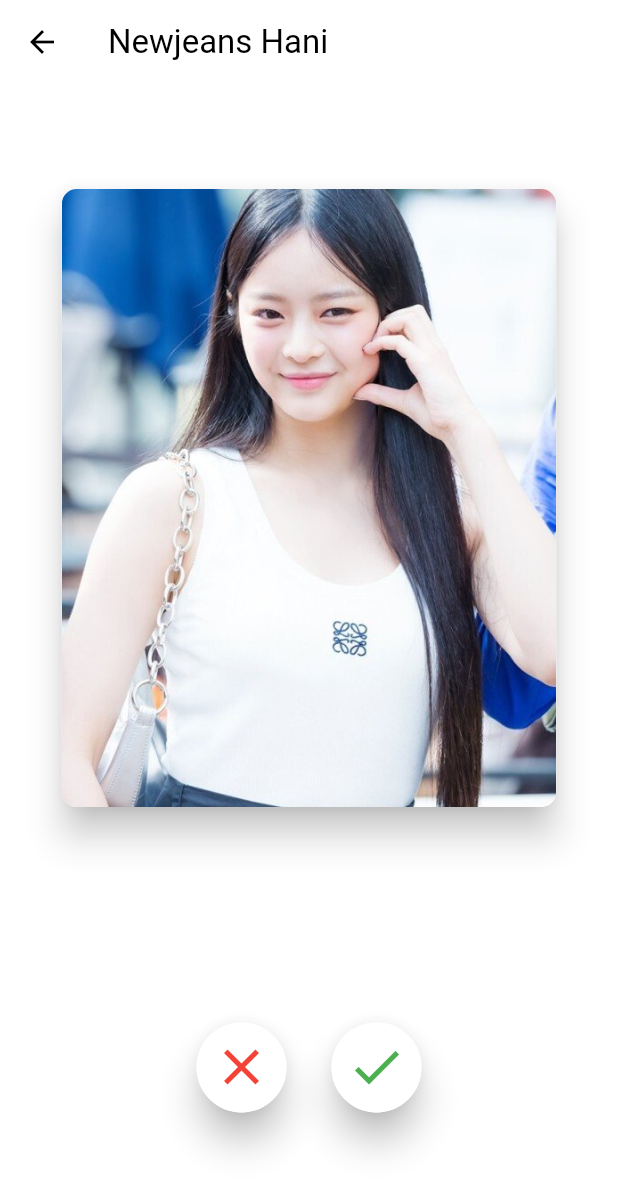
After one commit to generalChang/flutter_animation_code_challenge_03, a Flutter app: the screen it shows after launch, after a tap on "tinder clone", on a phone screen of 412 x 824 dp. The commit adds this screen. Shown: the top 1191 px of the screen. Run offline on Flutter 3.47's test engine with Material 3 defaults, Android fonts, the phone set to English and light mode, and no system bars.

Commit message:
:tada: complete third code challenge

```diff
--- a/lib/screens/menu_screen.dart
+++ b/lib/screens/menu_screen.dart
@@ -3,6 +3,8 @@ import 'package:flutter/material.dart';
 import 'package:flutter_animations_masterclass/screens/apple_watch_screen.dart';
 import 'package:flutter_animations_masterclass/screens/explicit_animation_screen.dart';
 import 'package:flutter_animations_masterclass/screens/implicit_animation_screen.dart';
+import 'package:flutter_animations_masterclass/screens/music_player_screen.dart';
+import 'package:flutter_animations_masterclass/screens/tinder_clone_screen.dart';
 import 'package:flutter_animations_masterclass/screens/swiping_card_screen.dart';
 
 class MenuScreen extends StatelessWidget {
@@ -23,12 +25,14 @@ class MenuScreen extends StatelessWidget {
           children: [
             ElevatedButton(
                 onPressed: () {
-                  _goToScreen(context: context, screen: ImplicitAnimationScreen());
+                  _goToScreen(
+                      context: context, screen: ImplicitAnimationScreen());
                 },
                 child: Text('Implicit animations')),
             ElevatedButton(
                 onPressed: () {
-                  _goToScreen(context: context, screen: ExplicitAnimationScreen());
+                  _goToScreen(
+                      context: context, screen: ExplicitAnimationScreen());
                 },
                 child: Text('explicit animations')),
             ElevatedButton(
@@ -41,6 +45,16 @@ class MenuScreen extends StatelessWidget {
                   _goToScreen(context: context, screen: SwipingCardScreen());
                 },
                 child: Text('swiping card')),
+            ElevatedButton(
+                onPressed: () {
+                  _goToScreen(context: context, screen: TinderCloneScreen());
+                },
+                child: Text('tinder clone')),
+            ElevatedButton(
+                onPressed: () {
+                  _goToScreen(context: context, screen: MusicPlayerScreen());
+                },
+                child: Text('music player')),
           ],
         ),
       ),
--- /dev/null
+++ b/lib/screens/tinder_clone_screen.dart
@@ -0,0 +1,247 @@
+import 'dart:math';
+
+import 'package:flutter/material.dart';
+
+// 복습용으로 만들었습니다.
+class TinderCloneScreen extends StatefulWidget {
+  const TinderCloneScreen({super.key});
+
+  @override
+  State<TinderCloneScreen> createState() => _TinderCloneScreenState();
+}
+
+class _TinderCloneScreenState extends State<TinderCloneScreen>
+    with SingleTickerProviderStateMixin {
+  late final size = MediaQuery.of(context).size;
+
+  late final AnimationController _animationController = AnimationController(
+      vsync: this,
+      lowerBound: -(size.width + 100),
+      upperBound: size.width + 100,
+      duration: const Duration(milliseconds: 1000),
+      value: 0.0);
+
+  late final Tween<double> _cardRotation = Tween(
+    begin: -15.0,
+    end: 15.0,
+  );
+
+  late final Tween<double> _cardScale = Tween(begin: 0.8, end: 1.0);
+
+  late final Tween<double> _closeButtonScale = Tween(begin: 1.0, end: 1.3);
+  late final Tween<double> _checkButtonScale = Tween(begin: 1.0, end: 1.3);
+  late final Tween<double> _closeButtonOpacity = Tween(begin: 0.0, end: 1.0);
+  late final Tween<double> _checkButtonOpacity = Tween(begin: 0.0, end: 1.0);
+
+  void _onHorizontalDragUpdate(DragUpdateDetails details) {
+    final positionX = details.delta.dx;
+    _animationController.value += positionX;
+  }
+
+  void _onHorizontalDragEnd(DragEndDetails details) {
+    final dropzone = size.width - 170;
+    final factor = _animationController.value.isNegative ? -1 : 1;
+
+    if (_animationController.value.abs() > dropzone) {
+      _animationController
+          .animateTo((size.width + 100) * factor, curve: Curves.bounceOut)
+          .whenComplete(_whenCardGoOutComplete);
+    } else {
+      _animationController.animateTo(0, curve: Curves.bounceOut);
+    }
+  }
+
+  void _whenCardGoOutComplete() {
+    setState(() {
+      _animationController.value = 0;
+      _haniImageIndex =
+          _haniImageIndex == _haniImageLength ? 1 : _haniImageIndex + 1;
+    });
+  }
+
+  void _onClosebuttonTap() {
+    _animationController
+        .animateTo((size.width + 100) * -1, curve: Curves.easeOut)
+        .whenComplete(_whenCardGoOutComplete);
+  }
+
+  void _onCheckbuttonTap() {
+    _animationController
+        .animateTo(size.width + 100, curve: Curves.easeOut)
+        .whenComplete(_whenCardGoOutComplete);
+  }
+
+  final int _haniImageLength = 7;
+  int _haniImageIndex = 1;
+
+  @override
+  Widget build(BuildContext context) {
+    final size = MediaQuery.of(context).size;
+    return Scaffold(
+      appBar: AppBar(
+        title: const Text('Newjeans Hani'),
+      ),
+      body: AnimatedBuilder(
+        animation: _animationController,
+        builder: (BuildContext context, Widget? child) {
+          // 첫 앵글은 0도여야한다. (animation timeline은 0.5에 위치해있어야함)
+          // animation timeline의 범위는 0~1이어야한다. 그러면 transform 을 통해 보간된 값을 받을 수 있따.
+          final angle = _cardRotation.transform(
+                  (_animationController.value / size.width + 1) / 2) /
+              180 *
+              pi;
+
+          final scale = _cardScale
+              .transform((_animationController.value.abs() / size.width));
+
+          final closeButtonScale = _closeButtonScale.transform(
+              _animationController.value.isNegative
+                  ? _animationController.value.abs() / size.width
+                  : 0.0);
+          final closeButtonOpacity = _closeButtonOpacity.transform(
+              _animationController.value.isNegative
+                  ? _animationController.value.abs() / size.width
+                  : 0.0);
+
+          final checkButtonScale = _checkButtonScale.transform(
+              _animationController.value > 0
+                  ? _animationController.value / size.width
+                  : 0.0);
+
+          final checkButtonOpacity = _checkButtonOpacity.transform(
+              _animationController.value > 0
+                  ? _animationController.value / size.width
+                  : 0.0);
+
+          return Stack(
+            alignment: Alignment.topCenter,
+            children: [
+              Positioned(
+                top: 70,
+                child: Transform.scale(
+                  scale: min(scale, 1.0),
+                  child: _TinderCard(
+                    imageIndex: _haniImageIndex == _haniImageLength
+                        ? 1
+                        : _haniImageIndex + 1,
+                  ),
+                ),
+              ),
+              Positioned(
+                top: 70,
+                child: Transform.rotate(
+                  angle: angle,
+                  child: Transform.translate(
+                    offset: Offset(_animationController.value, 0),
+                    child: GestureDetector(
+                      onHorizontalDragUpdate: _onHorizontalDragUpdate,
+                      onHorizontalDragEnd: _onHorizontalDragEnd,
+                      child: _TinderCard(
+                        imageIndex: _haniImageIndex,
+                      ),
+                    ),
+                  ),
+                ),
+              ),
+              Positioned(
+                  bottom: size.height * 0.1,
+                  child: Row(
+                    children: [
+                      Transform.scale(
+                        scale: min(closeButtonScale, 1.3),
+                        child: _TinderButton(
+                          icon: Icons.close,
+                          opacity: min(closeButtonOpacity, 1.0),
+                          onTap: _onClosebuttonTap,
+                          primaryColor: Colors.red.shade500,
+                        ),
+                      ),
+                      const SizedBox(
+                        width: 30,
+                      ),
+                      Transform.scale(
+                        scale: min(checkButtonScale, 1.3),
+                        child: _TinderButton(
+                          icon: Icons.check,
+                          opacity: min(checkButtonOpacity, 1.0),
+                          onTap: _onCheckbuttonTap,
+                          primaryColor: Colors.green.shade500,
+                        ),
+                      ),
+                    ],
+                  ))
+            ],
+          );
+        },
+      ),
+    );
+  }
+
+  @override
+  void dispose() {
+    _animationController.dispose();
+
+    super.dispose();
+  }
+}
+
+class _TinderCard extends StatelessWidget {
+  final int imageIndex;
+  const _TinderCard({required this.imageIndex});
+
+  @override
+  Widget build(BuildContext context) {
+    final size = MediaQuery.of(context).size;
+    return Material(
+      elevation: 10,
+      borderRadius: BorderRadius.circular(10),
+      child: Container(
+        width: size.width * 0.8,
+        height: size.height * 0.5,
+        decoration: BoxDecoration(
+          borderRadius: BorderRadius.circular(10),
+          image: DecorationImage(
+              image: AssetImage('assets/images/hani_${imageIndex}.jpg'),
+              fit: BoxFit.cover),
+        ),
+      ),
+    );
+  }
+}
+
+class _TinderButton extends StatelessWidget {
+  final Color primaryColor;
+  final double opacity;
+  final IconData icon;
+  final VoidCallback onTap;
+  const _TinderButton(
+      {super.key,
+      required this.primaryColor,
+      required this.opacity,
+      required this.icon,
+      required this.onTap});
+
+  @override
+  Widget build(BuildContext context) {
+    return GestureDetector(
+      onTap: onTap,
+      child: Material(
+        borderRadius: BorderRadius.circular(30),
+        elevation: 10,
+        child: Container(
+          width: 60,
+          height: 60,
+          decoration: BoxDecoration(
+              border: Border.all(width: 6, color: Colors.white),
+              color: primaryColor.withOpacity(opacity),
+              borderRadius: BorderRadius.circular(30)),
+          child: Icon(
+            icon,
+            size: 40,
+            color: opacity > 0.5 ? Colors.white : primaryColor,
+          ),
+        ),
+      ),
+    );
+  }
+}
--- a/pubspec.yaml
+++ b/pubspec.yaml
@@ -61,6 +61,7 @@ flutter:
   assets:
     - assets/
     - assets/covers/
+    - assets/images/
 
   # To add assets to your application, add an assets section, like this:
   # assets:
```
Also changed, not shown: lib/screens/music_player_detail_screen.dart (added, +184 -0 lines), lib/screens/music_player_screen.dart (added, +139 -0 lines), assets/images/hani_1.jpg (added), assets/images/hani_2.jpg (added), assets/images/hani_3.jpg (added), assets/images/hani_4.jpg (added), assets/images/hani_5.jpg (added), assets/images/hani_6.jpg (added), assets/images/hani_7.jpg (added).
